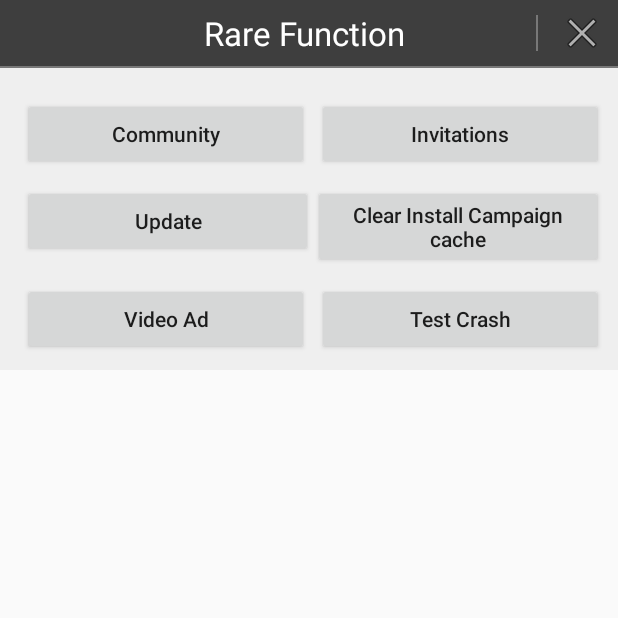
After one commit to ghw-wingsdk/demo-android, an Android app: the RareFunctionActivity screen opened directly, with no data from a screen before it, on a phone screen of 412 x 824 dp, the top half of it. The commit adds this screen. Run offline under Robolectric (Android 15) with nearby library versions, the phone set to English and light mode, and no system bars.

Commit message:
1.同步3.20.0

```diff
--- /dev/null
+++ b/demo/src/main/java/com/wa/sdk/demo/RareFunctionActivity.java
@@ -0,0 +1,80 @@
+package com.wa.sdk.demo;
+
+import android.app.AlertDialog;
+import android.content.DialogInterface;
+import android.content.Intent;
+import android.os.Bundle;
+import android.view.View;
+
+import com.wa.sdk.demo.base.BaseActivity;
+import com.wa.sdk.demo.community.CommunityActivity;
+import com.wa.sdk.demo.invite.InviteActivity;
+import com.wa.sdk.demo.widget.TitleBar;
+
+/**
+ * 使用频率较低的功能
+ */
+public class RareFunctionActivity extends BaseActivity {
+
+    @Override
+    protected void onCreate(Bundle savedInstanceState) {
+        super.onCreate(savedInstanceState);
+        setContentView(R.layout.activity_rare_function);
+
+        TitleBar tb = findViewById(R.id.tb_rare_function);
+        tb.setRightButton(android.R.drawable.ic_menu_close_clear_cancel, new View.OnClickListener() {
+            @Override
+            public void onClick(View v) {
+                finish();
+            }
+        });
+        tb.setTitleText(R.string.rare_function);
+        tb.setTitleTextColor(R.color.color_white);
+    }
+
+    @Override
+    public void onClick(View v) {
+        switch (v.getId()) {
+            case R.id.btn_community:
+                startActivity(new Intent(this, CommunityActivity.class));
+                break;
+            case R.id.btn_invite:
+                startActivity(new Intent(this, InviteActivity.class));
+                break;
+            case R.id.btn_update:
+                startActivity(new Intent(this, UpdateActivity.class));
+                break;
+            case R.id.btn_test_crash:
+                testCrash();
+                break;
+            case R.id.btn_clear_campaign:
+                clearCampaign();
+                break;
+            case R.id.btn_video_ad:
+                startActivity(new Intent(this, VideoAdActivity.class));
+                break;
+        }
+    }
+
+    /**
+     * 闪退测试
+     */
+    public void testCrash() {
+        new AlertDialog.Builder(this).setTitle(R.string.warming).setMessage(R.string.test_crash_warming).setPositiveButton(R.string.ok, new DialogInterface.OnClickListener() {
+            @Override
+            public void onClick(DialogInterface dialog, int which) {
+                Util.testCrash();
+            }
+        }).setNegativeButton(R.string.cancel, new DialogInterface.OnClickListener() {
+            @Override
+            public void onClick(DialogInterface dialog, int which) {
+
+            }
+        }).show();
+    }
+
+    private void clearCampaign() {
+//        GhwCampaignHelper.getInstance().clearCache(this);
+//        Toast.makeText(this, "Campaign report cache clear success", Toast.LENGTH_SHORT).show();
+    }
+}
--- /dev/null
+++ b/demo/src/main/res/layout/activity_rare_function.xml
@@ -0,0 +1,113 @@
+<LinearLayout xmlns:android="http://schemas.android.com/apk/res/android"
+    android:layout_width="match_parent"
+    android:layout_height="wrap_content"
+    android:gravity="center"
+    android:orientation="vertical">
+
+    <com.wa.sdk.demo.widget.TitleBar
+        android:id="@+id/tb_rare_function"
+        android:layout_width="match_parent"
+        android:layout_height="wrap_content"
+        android:background="@color/color_black_alpha_bb" />
+
+    <ScrollView
+        android:layout_width="match_parent"
+        android:layout_height="match_parent"
+        android:background="@color/colorBackground"
+        android:padding="10dp">
+
+        <LinearLayout
+            android:layout_width="match_parent"
+            android:layout_height="wrap_content"
+            android:gravity="center"
+            android:orientation="vertical">
+
+            <LinearLayout
+                android:layout_width="match_parent"
+                android:layout_height="wrap_content"
+                android:layout_marginTop="10dp"
+                android:orientation="horizontal">
+
+
+                <Button
+                    android:id="@+id/btn_community"
+                    android:layout_width="0dp"
+                    android:layout_height="wrap_content"
+                    android:layout_gravity="center_horizontal"
+                    android:layout_marginStart="5dp"
+                    android:layout_marginLeft="5dp"
+                    android:layout_weight="1"
+                    android:onClick="onClick"
+                    android:text="@string/community" />
+
+                <Button
+                    android:id="@+id/btn_invite"
+                    android:layout_width="0dp"
+                    android:layout_height="wrap_content"
+                    android:layout_gravity="center_horizontal"
+                    android:layout_marginStart="5dp"
+                    android:layout_marginLeft="5dp"
+                    android:layout_weight="1"
+                    android:onClick="onClick"
+                    android:text="@string/invite" />
+            </LinearLayout>
+
+            <LinearLayout
+                android:layout_width="match_parent"
+                android:layout_height="wrap_content"
+                android:layout_marginTop="10dp"
+                android:orientation="horizontal">
+
+                <Button
+                    android:id="@+id/btn_update"
+                    android:layout_width="0dp"
+                    android:layout_height="wrap_content"
+                    android:layout_gravity="center_horizontal"
+                    android:layout_marginStart="5dp"
+                    android:layout_marginLeft="5dp"
+                    android:layout_weight="1"
+                    android:onClick="onClick"
+                    android:text="@string/update" />
+
+                <Button
+                    android:id="@+id/btn_clear_campaign"
+                    android:layout_width="0dp"
+                    android:layout_height="wrap_content"
+                    android:layout_gravity="center_horizontal"
+                    android:layout_weight="1"
+                    android:onClick="onClick"
+                    android:text="@string/clear_install_campaign_cache" />
+            </LinearLayout>
+
+            <LinearLayout
+                android:layout_width="match_parent"
+                android:layout_height="wrap_content"
+                android:layout_marginTop="10dp"
+                android:orientation="horizontal">
+
+                <Button
+                    android:id="@+id/btn_video_ad"
+                    android:layout_width="0dp"
+                    android:layout_height="wrap_content"
+                    android:layout_gravity="center_horizontal"
+                    android:layout_marginStart="5dp"
+                    android:layout_marginLeft="5dp"
+                    android:layout_weight="1"
+                    android:onClick="onClick"
+                    android:text="@string/wa_video_ad" />
+
+                <Button
+                    android:id="@+id/btn_test_crash"
+                    android:layout_width="0dp"
+                    android:layout_height="wrap_content"
+                    android:layout_gravity="center_horizontal"
+                    android:layout_marginStart="5dp"
+                    android:layout_marginLeft="5dp"
+                    android:layout_weight="1"
+                    android:onClick="onClick"
+                    android:text="@string/test_crash" />
+            </LinearLayout>
+
+        </LinearLayout>
+    </ScrollView>
+</LinearLayout>
--- a/demo/src/main/res/values/strings.xml
+++ b/demo/src/main/res/values/strings.xml
@@ -247,4 +247,7 @@
     <string name="account_deletion_cancel">Cancel Account Deletion</string>
     <string name="account_deletion_can_identify">Can Identify</string>
     <string name="account_deletion_identify_account">Identify Account</string>
+    <!--  其他  -->
+    <string name="rare_function">Rare Function</string>
+    <string name="show_open_url">Show OpenUrl</string>
 </resources>
--- a/gradle.properties
+++ b/gradle.properties
@@ -26,4 +26,4 @@ android.injected.testOnly=false
 
 #是否是测试仓库地址，true 为测试仓库地址，false 为正式仓库地址【同步或编译前，记得清理本地的依赖缓存】
 #清除步骤：C:\Users\jianjin.zhang\.gradle\caches\modules-2\files-2.1\com.wa.sdk，找到并删除所有wasdk依赖的包的缓存，项目中clean[不clean直接编译依然可能会沿用之前的依赖]
-IS_TEST_REPOSITORY=false
+IS_TEST_REPOSITORY=true
```
Also changed, not shown: demo/build.gradle (+4 -4 lines), demo/src/main/AndroidManifest.xml (+63 -101 lines), demo/src/main/java/com/wa/sdk/demo/MainActivity.java (+22 -61 lines), demo/src/main/res/layout/activity_main.xml (+25 -94 lines), 1 other file.
